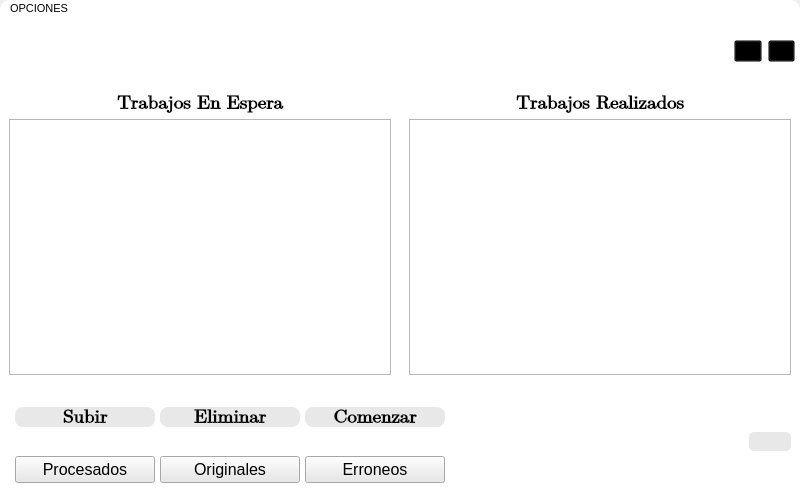
Before: the Qt Designer form App/Front/V_KWESTE.ui in LAngelVp/ProccessRMPG73, drawn with Qt 5.
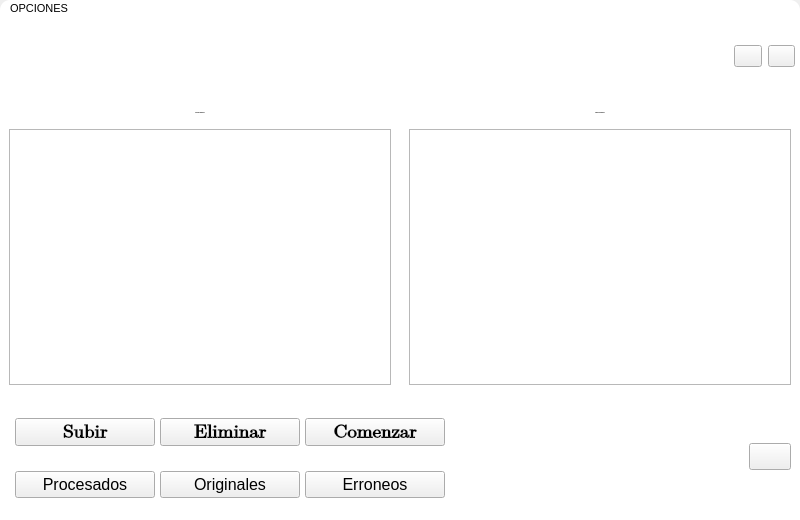
After: the same form once the commit is applied. Icons and pictures are not drawn.

```diff
--- a/App/Front/V_KWESTE.ui
+++ b/App/Front/V_KWESTE.ui
@@ -7,82 +7,66 @@
     <x>0</x>
     <y>0</y>
     <width>800</width>
-    <height>500</height>
+    <height>520</height>
    </rect>
   </property>
   <property name="minimumSize">
    <size>
     <width>800</width>
-    <height>500</height>
+    <height>520</height>
    </size>
   </property>
   <property name="maximumSize">
    <size>
     <width>800</width>
-    <height>500</height>
+    <height>520</height>
    </size>
   </property>
   <property name="windowTitle">
    <string>KENWORTH DEL ESTE</string>
   </property>
   <property name="styleSheet">
-   <string notr="true">#WPrincipal{
+   <string notr="true">#Kenworth_del_Este{
+min-width: 800px;
+min-height:520px;
+max-width: 800px;
+max-height:520px;
+}
+#WPrincipal{
 background-color: rgb(255, 255, 255);
 }
-#btnSubir{
-background-color: rgb(232, 232, 232);
-border-radius:8px;
+[objectName^=&quot;btc_btc&quot;]{
+background-color: transparent;
+border-radius:none;
+width:35px;
+height:35px;
 }
-#btnSubir::Hover{
-background-color: rgb(209, 209, 209);
+[objectName^=&quot;btc_btc&quot;]:hover{
+	background-color: rgb(209, 209, 209);
+	color: rgb(0, 0, 0);
+	border-radius:4px;
 }
-#btnEliminar{
-background-color: rgb(232, 232, 232);
-border-radius:8px;
+[objectName^=&quot;Tabla&quot;]{
+	background-color: rgb(255, 255, 255);
+	border: 1px solid;
 }
-#btnEliminar::Hover{
-background-color: rgb(209, 209, 209);
+[objectName^=&quot;txt&quot;]{
+	font-family: Arial;
+	color: rgb(0, 0, 0);
+	font-size: 20px;
 }
-#btnComenzar{
-background-color: rgb(232, 232, 232);
-border-radius:8px;
+[objectName^=&quot;btn_btn&quot;]{
+	background-color: rgb(145, 145, 145);
+	border-radius:4px;
+	color: rgb(0, 0, 0);
+	height:35px;
 }
-#btnComenzar::Hover{
-background-color: rgb(209, 209, 209);
-}
-#btn_Procesados{
-background-color: rgb(232, 232, 232);
-}
-#btn_Procesados::hover{
-background-color: rgb(209, 209, 209);
-}
-#btn_Originales{
-background-color: rgb(232, 232, 232);
-}
-#btn_Originales::hover{
-background-color: rgb(209, 209, 209);
-}
-#btn_Errores{
-background-color: rgb(232, 232, 232);
-}
-#btn_Errores::hover{
-background-color: rgb(209, 209, 209);
-}
-#btnAyuda{
-background-color: rgb(232, 232, 232);
-border-radius:5px;
-}
-#btnAyuda::hover{
-background-color: rgb(209, 209, 209);
-}
-#btnMinimizar{
-background-color: transparent;
-}
-#btnCerrar{
-background-color: transparent;
+[objectName^=&quot;btn_btn&quot;]:hover{
+	background-color:  rgb(209, 209, 209);
 }
 #menuBar{
 background-color: rgb(255, 255, 255);
+color: rgb(0, 0, 0);
 border-top-left-radius: 10px;
 border-top-right-radius: 10px;
 }</string>
@@ -126,7 +110,7 @@
         <number>0</number>
        </property>
        <property name="leftMargin">
-        <number>5</number>
+        <number>15</number>
        </property>
        <property name="topMargin">
         <number>0</number>
@@ -318,8 +302,8 @@
             </property>
             <property name="font">
              <font>
-              <family>Cambria Math</family>
-              <pointsize>14</pointsize>
+              <family>Arial</family>
+              <pointsize>-1</pointsize>
               <weight>75</weight>
               <bold>true</bold>
              </font>
@@ -357,8 +341,8 @@
             </property>
             <property name="font">
              <font>
-              <family>Cambria Math</family>
-              <pointsize>14</pointsize>
+              <family>Arial</family>
+              <pointsize>-1</pointsize>
               <weight>75</weight>
               <bold>true</bold>
              </font>
```
Left out of the diff: 35 changed lines with no effect on the pictures.
